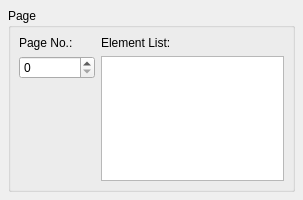
Above: mscore/mscore/page.ui from musescore/musescore-old before the change. Below: the same form after it.
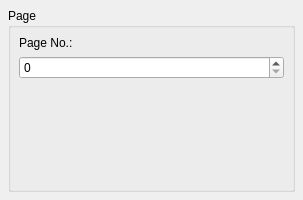
That is the form after the change.

The edit to the form file:
```diff
--- a/mscore/mscore/page.ui
+++ b/mscore/mscore/page.ui
@@ -19,7 +19,19 @@
    <property name="margin" >
     <number>8</number>
    </property>
-   <property name="spacing" >
+   <property name="topMargin" >
+    <number>8</number>
+   </property>
+   <property name="rightMargin" >
+    <number>8</number>
+   </property>
+   <property name="bottomMargin" >
+    <number>8</number>
+   </property>
+   <property name="horizontalSpacing" >
+    <number>6</number>
+   </property>
+   <property name="verticalSpacing" >
     <number>6</number>
    </property>
    <item row="0" column="0" >
@@ -34,22 +46,21 @@
       <property name="margin" >
        <number>8</number>
       </property>
-      <property name="spacing" >
+      <property name="topMargin" >
+       <number>8</number>
+      </property>
+      <property name="rightMargin" >
+       <number>8</number>
+      </property>
+      <property name="bottomMargin" >
+       <number>8</number>
+      </property>
+      <property name="horizontalSpacing" >
        <number>6</number>
       </property>
-      <item rowspan="2" row="1" column="1" >
-       <widget class="QListWidget" name="elementList" />
-      </item>
-      <item row="0" column="1" >
-       <widget class="QLabel" name="label_2" >
-        <property name="text" >
-         <string>Element List:</string>
-        </property>
-        <property name="textFormat" >
-         <enum>Qt::PlainText</enum>
-        </property>
-       </widget>
-      </item>
+      <property name="verticalSpacing" >
+       <number>6</number>
+      </property>
       <item row="2" column="0" >
        <spacer>
         <property name="orientation" >
```
Left out of the diff: 8 changed lines with no effect on the pictures.
